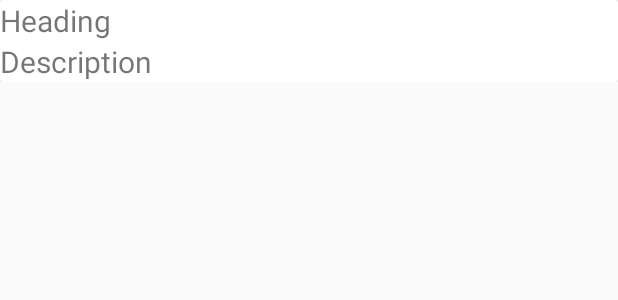
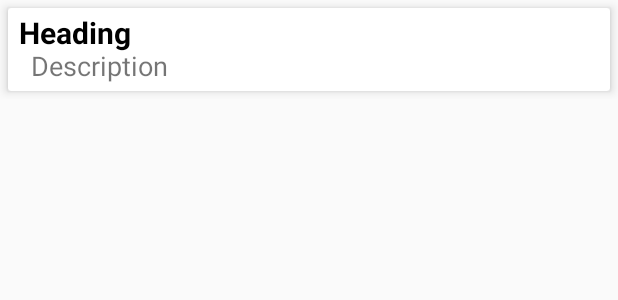
Before and after one commit to AnkitaKar1998/Authentication, an Android app: the layout list_items.xml on its own in the app's theme, with its tools: preview values and no code run, on a phone screen of 412 x 824 dp. Shown: the top 300 px of the screen. Run offline under Robolectric (Android 15) with nearby library versions, the phone set to English and light mode, and no system bars.

Commit message:
chating work done

```diff
--- a/app/src/main/java/com/example/divak/authentication/MainActivity.java
+++ b/app/src/main/java/com/example/divak/authentication/MainActivity.java
@@ -97,6 +97,7 @@ public class MainActivity extends AppCompatActivity {
                                 @Override
                                 public void onDataChange(DataSnapshot dataSnapshot) {
                                     String type = dataSnapshot.child("type").getValue(String.class);
+                                    String name=dataSnapshot.child("name").getValue(String.class);
                                     Log.d("msg","type="+type);
                                     if(type.equals("teacher")){
                                         //Go to TeacherMemberActivity
@@ -104,13 +105,16 @@ public class MainActivity extends AppCompatActivity {
                                         startActivity(i);
                                     } else {
                                         //Go to NormalMemberActivity
-                                        String department=dataSnapshot.child("department").getValue(String.class);
+                                        department=dataSnapshot.child("department").getValue(String.class);
                                         Intent i=new Intent(MainActivity.this,RecyclerViewActivity.class);
                                         startActivity(i);
                                     }
                                     editor.putString("type",type);
                                     editor.apply();
                                     editor.putString("Department",department);
+                                    editor.apply();
+                                    editor.putString("name",name);
+                                    editor.apply();
                                     Toast.makeText(MainActivity.this, "Login Success", Toast.LENGTH_SHORT).show();
                                     finish();
                                 }
--- a/app/src/main/res/layout/list_items.xml
+++ b/app/src/main/res/layout/list_items.xml
@@ -1,31 +1,42 @@
 <?xml version="1.0" encoding="utf-8"?>
-<android.support.constraint.ConstraintLayout
-    xmlns:android="http://schemas.android.com/apk/res/android"
+<RelativeLayout xmlns:android="http://schemas.android.com/apk/res/android"
     android:layout_width="match_parent"
-    android:layout_height="wrap_content">
+    android:layout_height="wrap_content"
+    xmlns:app="http://schemas.android.com/apk/res-auto">
 
     <android.support.v7.widget.CardView
         android:layout_width="match_parent"
-        android:layout_height="wrap_content">
+        android:layout_height="wrap_content"
+        android:layout_margin="5dp"
+        app:cardElevation="4dp">
 
         <LinearLayout
+            android:id="@+id/nameLayout"
             android:orientation="vertical"
             android:layout_width="match_parent"
+            android:padding="5dp"
             android:layout_height="wrap_content">
 
             <TextView
                 android:id="@+id/textViewHead"
                 android:text="Heading"
                 android:textSize="20sp"
+                android:textColor="#000000"
+                android:paddingLeft="2dp"
+                android:textStyle="bold"
+                android:includeFontPadding="false"
                 android:layout_width="match_parent"
                 android:layout_height="wrap_content" />
             <TextView
                 android:id="@+id/textViewDesc"
                 android:text="Description"
-                android:textSize="20sp"
+                android:textSize="18sp"
+                android:gravity="top"
+                android:includeFontPadding="false"
+                android:paddingLeft="10dp"
                 android:layout_width="match_parent"
                 android:layout_height="wrap_content" />
         </LinearLayout>
     </android.support.v7.widget.CardView>
 
-</android.support.constraint.ConstraintLayout>
+</RelativeLayout>
```
Also changed, not shown: app/src/main/java/com/example/divak/authentication/ChatActivity.java (+11 -2 lines), app/src/main/java/com/example/divak/authentication/ModelForMessage.java (added, +18 -0 lines), app/src/main/java/com/example/divak/authentication/RecyclerViewActivity.java (+103 -15 lines), app/src/main/java/com/example/divak/authentication/TnAdapter.java (+17 -3 lines).
